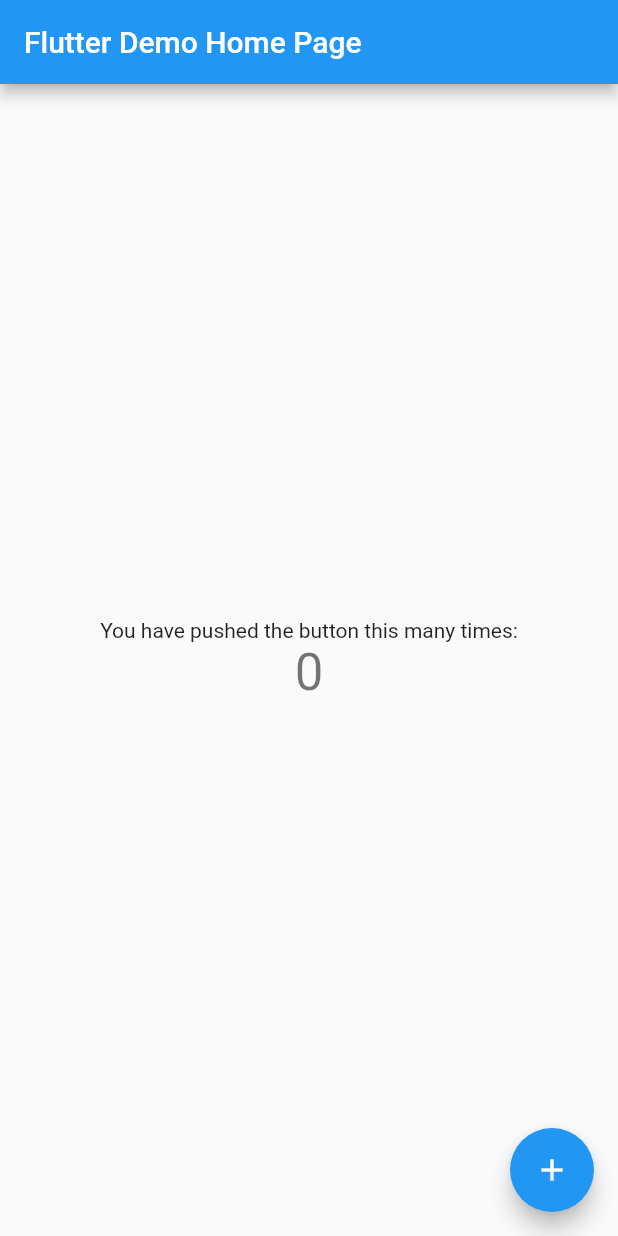
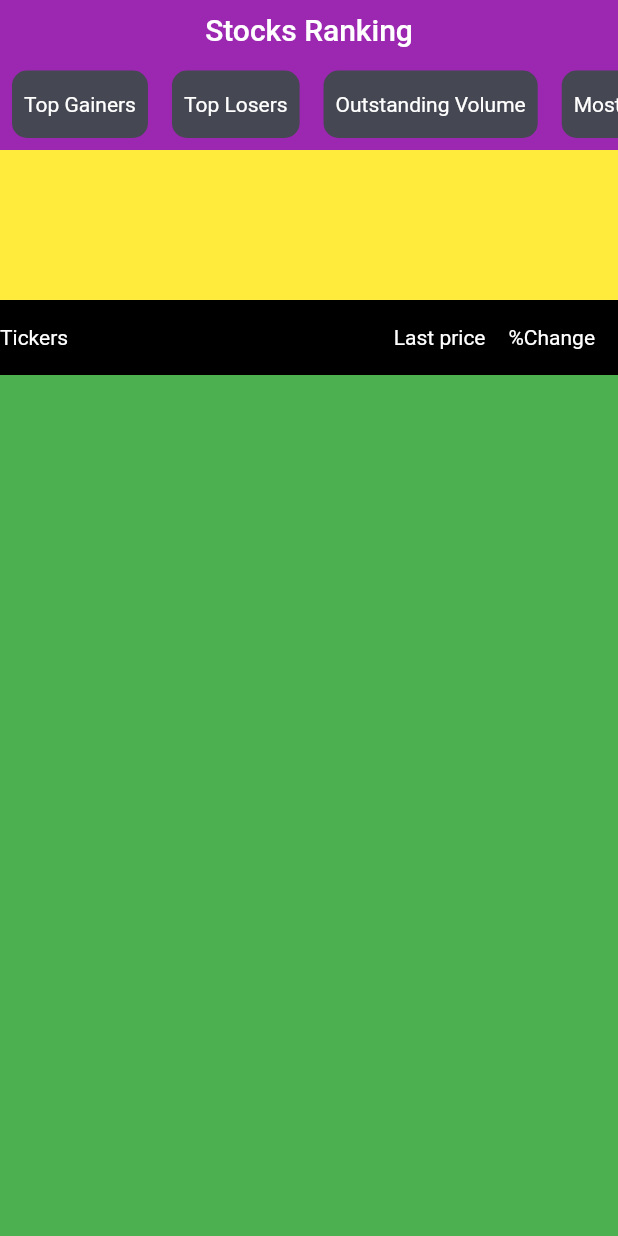
Before and after one commit to kangsudal/kb_practice, a Flutter app: the screen it shows after launch, on a phone screen of 412 x 824 dp. Run offline on Flutter 3.47's test engine with Material 2 defaults, Android fonts, the light colour scheme and no system bars.

Commit message:
ListView 헤더1

```diff
--- a/lib/main.dart
+++ b/lib/main.dart
@@ -1,3 +1,4 @@
+import 'package:flutter/cupertino.dart';
 import 'package:flutter/material.dart';
 
 void main() {
@@ -11,93 +12,159 @@
   @override
   Widget build(BuildContext context) {
     return MaterialApp(
-      darkTheme: ThemeData.dark(),
-      home: const MyHomePage(title: 'Flutter Demo Home Page'),
+      home: const MyHomePage(),
+      theme: ThemeData(
+        scaffoldBackgroundColor: Color(0xff1e1e1e),
+      ),
     );
   }
 }
 
-class MyHomePage extends StatefulWidget {
-  const MyHomePage({super.key, required this.title});
-
-  // This widget is the home page of your application. It is stateful, meaning
-  // that it has a State object (defined below) that contains fields that affect
-  // how it looks.
-
-  // This class is the configuration for the state. It holds the values (in this
-  // case the title) provided by the parent (in this case the App widget) and
-  // used by the build method of the State. Fields in a Widget subclass are
-  // always marked "final".
-
-  final String title;
-
-  @override
-  State<MyHomePage> createState() => _MyHomePageState();
-}
-
-class _MyHomePageState extends State<MyHomePage> {
-  int _counter = 0;
-
-  void _incrementCounter() {
-    setState(() {
-      // This call to setState tells the Flutter framework that something has
-      // changed in this State, which causes it to rerun the build method below
-      // so that the display can reflect the updated values. If we changed
-      // _counter without calling setState(), then the build method would not be
-      // called again, and so nothing would appear to happen.
-      _counter++;
-    });
-  }
+class MyHomePage extends StatelessWidget {
+  const MyHomePage({super.key});
 
   @override
   Widget build(BuildContext context) {
-    // This method is rerun every time setState is called, for instance as done
-    // by the _incrementCounter method above.
-    //
-    // The Flutter framework has been optimized to make rerunning build methods
-    // fast, so that you can just rebuild anything that needs updating rather
-    // than having to individually change instances of widgets.
-    return Scaffold(
-      appBar: AppBar(
-        // Here we take the value from the MyHomePage object that was created by
-        // the App.build method, and use it to set our appbar title.
-        title: Text(widget.title),
-      ),
-      body: Center(
-        // Center is a layout widget. It takes a single child and positions it
-        // in the middle of the parent.
-        child: Column(
-          // Column is also a layout widget. It takes a list of children and
-          // arranges them vertically. By default, it sizes itself to fit its
-          // children horizontally, and tries to be as tall as its parent.
-          //
-          // Invoke "debug painting" (press "p" in the console, choose the
-          // "Toggle Debug Paint" action from the Flutter Inspector in Android
-          // Studio, or the "Toggle Debug Paint" command in Visual Studio Code)
-          // to see the wireframe for each widget.
-          //
-          // Column has various properties to control how it sizes itself and
-          // how it positions its children. Here we use mainAxisAlignment to
-          // center the children vertically; the main axis here is the vertical
-          // axis because Columns are vertical (the cross axis would be
-          // horizontal).
-          mainAxisAlignment: MainAxisAlignment.center,
-          children: <Widget>[
-            const Text(
-              'You have pushed the button this many times:',
+    List<String> buttonTitles = [
+      'Top Gainers',
+      'Top Losers',
+      'Outstanding Volume',
+      'Most Volatile',
+      'Large-cap',
+    ];
+    double appBarHeight = 100;
+    return SafeArea(
+      child: Scaffold(
+        body: Stack(
+          children: [
+            Positioned(
+              child: Container(
+                width: MediaQuery.of(context).size.width,
+                height: MediaQuery.of(context).size.height,
+                color: Colors.green,
+                child: Column(
+                  children: [
+                    Container(
+                      height: appBarHeight + 100,
+                      color: Colors.yellow,
+                    ),
+                    buildListViewHeader(
+                      tileColor: Colors.black,
+                      title: Text(
+                        'Tickers',
+                        style: TextStyle(
+                          color: Colors.white,
+                        ),
+                      ),
+                      trailing: Container(
+                        width: MediaQuery.of(context).size.width * 0.4,
+                        child: Row(
+                          mainAxisAlignment: MainAxisAlignment.spaceEvenly,
+                          children: [
+                            Text(
+                              'Last price',
+                              style: TextStyle(
+                                color: Colors.white,
+                              ),
+                            ),
+                            Text(
+                              '%Change',
+                              style: TextStyle(
+                                color: Colors.white,
+                              ),
+                            ),
+                          ],
+                        ),
+                      ),
+                    ),
+                  ],
+                ),
+              ),
             ),
-            Text(
-              '$_counter',
-              style: Theme.of(context).textTheme.headlineMedium,
+            TabBarAppBar(
+              buttonTitles: buttonTitles,
+              appBarHeight: appBarHeight,
             ),
           ],
         ),
       ),
-      floatingActionButton: FloatingActionButton(
-        onPressed: _incrementCounter,
-        tooltip: 'Increment',
-        child: const Icon(Icons.add),
-      ), // This trailing comma makes auto-formatting nicer for build methods.
+    );
+  }
+
+  Container buildListViewHeader({required Color tileColor, required Text title, required Container trailing}) {
+    return Container(
+      height: 50,
+      color: tileColor,
+      child: Row(
+        mainAxisAlignment: MainAxisAlignment.spaceBetween,
+        children: [
+          title,
+          trailing,
+        ],
+      ),
     );
   }
 }
+
+class TabBarAppBar extends StatelessWidget {
+  final double appBarHeight;
+
+  const TabBarAppBar({
+    super.key,
+    required this.buttonTitles,
+    required this.appBarHeight,
+  });
+
+  final List<String> buttonTitles;
+
+  @override
+  Widget build(BuildContext context) {
+    return Positioned(
+      top: 0,
+      child: Container(
+        width: MediaQuery.of(context).size.width,
+        height: appBarHeight,
+        color: Colors.purple, //Colors.transparent,
+        child: Column(
+          children: [
+            Padding(
+              padding: const EdgeInsets.all(8.0),
+              child: Text(
+                'Stocks Ranking',
+                style: Theme.of(context).textTheme.titleLarge!.copyWith(
+                      color: Colors.white,
+                    ),
+              ),
+            ),
+            Expanded(
+              child: ListView.builder(
+                itemCount: buttonTitles.length,
+                scrollDirection: Axis.horizontal,
+                itemBuilder: (context, index) => Padding(
+                  padding: const EdgeInsets.all(8.0),
+                  child: GestureDetector(
+                    child: Container(
+                      padding: const EdgeInsets.all(8),
+                      decoration: BoxDecoration(
+                        borderRadius: BorderRadius.circular(10),
+                        color: const Color.fromARGB(255, 69, 71, 82),
+                      ),
+                      child: Center(
+                        child: Text(
+                          buttonTitles[index],
+                          style: const TextStyle(
+                            color: Colors.white,
+                          ),
+                        ),
+                      ),
+                    ),
+                  ),
+                ),
+              ),
+            ),
+          ],
+        ),
+      ),
+    );
+  }
+}
```
